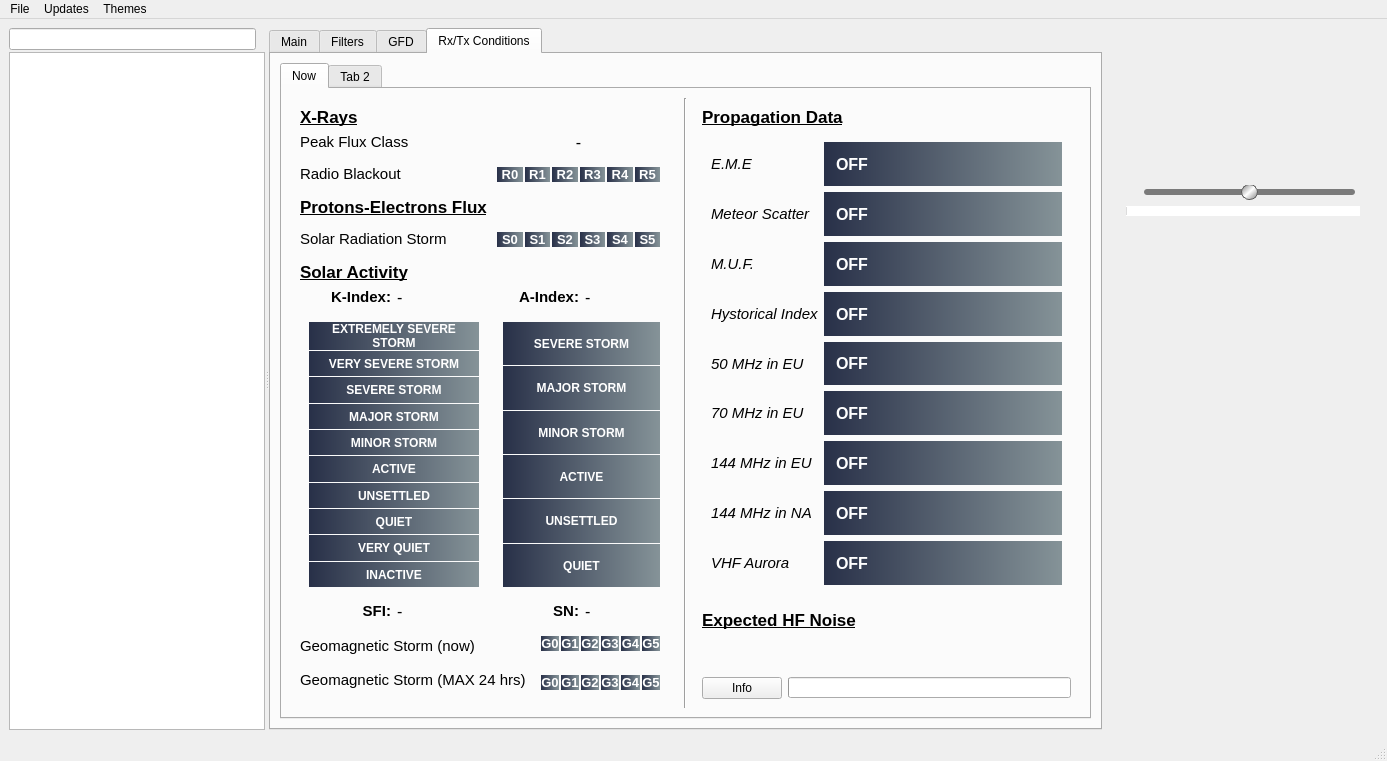
Qt form artemis.ui (vbrizgamnk/Artemis) before a commit.
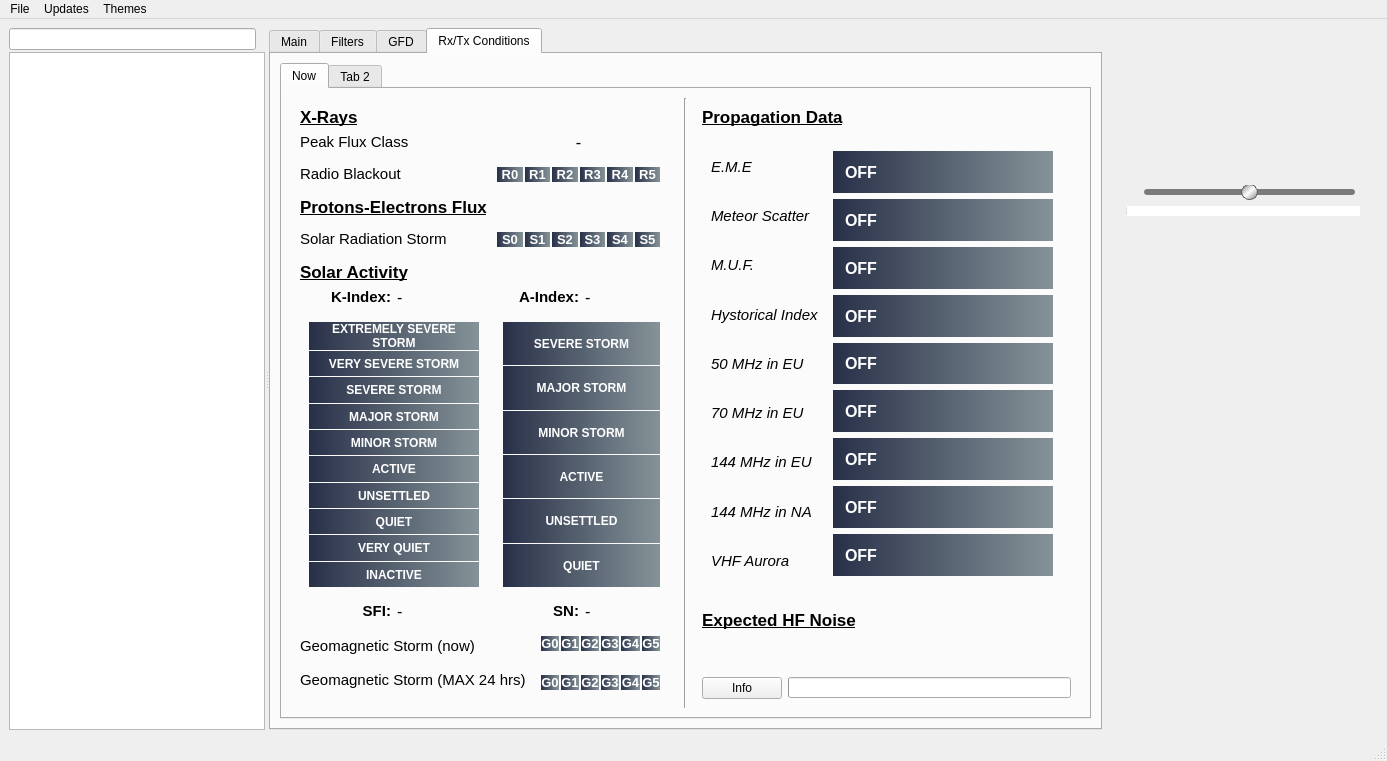
The same form after that commit. The open tabs and pages were chosen to show the change. Icons and pictures are not drawn. Custom widgets are drawn as their Qt base class.

Commit message: Fix bug in download_window.py. Set fixed aspect ratio for forecast images.

```diff
--- a/artemis.ui
+++ b/artemis.ui
@@ -6119,7 +6119,7 @@
                  <verstretch>0</verstretch>
                 </sizepolicy>
                </property>
-               <layout class="QVBoxLayout" name="verticalLayout_10">
+               <layout class="QVBoxLayout" name="verticalLayout_13">
                 <item>
                  <widget class="QLabel" name="label_22">
                   <property name="font">
@@ -6144,6 +6144,9 @@
                    </sizepolicy>
                   </property>
                   <layout class="QGridLayout" name="gridLayout_23">
+                   <property name="verticalSpacing">
+                    <number>0</number>
+                   </property>
                    <item row="0" column="0">
                     <widget class="QLabel" name="label_23">
                      <property name="sizePolicy">
@@ -6163,30 +6166,6 @@
                      </property>
                     </widget>
                    </item>
-                   <item row="0" column="1">
-                    <widget class="QLabel" name="forecast_lbl_0">
-                     <property name="font">
-                      <font>
-                       <pointsize>12</pointsize>
-                       <weight>75</weight>
-                       <bold>true</bold>
-                      </font>
-                     </property>
-                     <property name="styleSheet">
-                      <string notr="true">color:#ffffff;
-background-color: qlineargradient(x1: 0, y1: 0, x2: 1, y2: 0,stop:0 #283048 ,stop: 1 #859398);</string>
-                     </property>
-                     <property name="text">
-                      <string>OFF</string>
-                     </property>
-                     <property name="alignment">
-                      <set>Qt::AlignLeading|Qt::AlignLeft|Qt::AlignVCenter</set>
-                     </property>
-                     <property name="indent">
-                      <number>12</number>
-                     </property>
-                    </widget>
-                   </item>
                    <item row="1" column="0">
                     <widget class="QLabel" name="label_24">
                      <property name="sizePolicy">
@@ -6206,30 +6185,6 @@
                      </property>
                     </widget>
                    </item>
-                   <item row="1" column="1">
-                    <widget class="QLabel" name="forecast_lbl_1">
-                     <property name="font">
-                      <font>
-                       <pointsize>12</pointsize>
-                       <weight>75</weight>
-                       <bold>true</bold>
-                      </font>
-                     </property>
-                     <property name="styleSheet">
-                      <string notr="true">color:#ffffff;
-background-color: qlineargradient(x1: 0, y1: 0, x2: 1, y2: 0,stop:0 #283048 ,stop: 1 #859398);</string>
-                     </property>
-                     <property name="text">
-                      <string>OFF</string>
-                     </property>
-                     <property name="alignment">
-                      <set>Qt::AlignLeading|Qt::AlignLeft|Qt::AlignVCenter</set>
-                     </property>
-                     <property name="indent">
-                      <number>12</number>
-                     </property>
-                    </widget>
-                   </item>
                    <item row="2" column="0">
                     <widget class="QLabel" name="label_25">
                      <property name="sizePolicy">
@@ -6249,30 +6204,6 @@
                      </property>
                     </widget>
                    </item>
-                   <item row="2" column="1">
-                    <widget class="QLabel" name="forecast_lbl_2">
-                     <property name="font">
-                      <font>
-                       <pointsize>12</pointsize>
-                       <weight>75</weight>
-                       <bold>true</bold>
-                      </font>
-                     </property>
-                     <property name="styleSheet">
-                      <string notr="true">color:#ffffff;
-background-color: qlineargradient(x1: 0, y1: 0, x2: 1, y2: 0,stop:0 #283048 ,stop: 1 #859398);</string>
-                     </property>
-                     <property name="text">
-                      <string>OFF</string>
-                     </property>
-                     <property name="alignment">
-                      <set>Qt::AlignLeading|Qt::AlignLeft|Qt::AlignVCenter</set>
-                     </property>
-                     <property name="indent">
-                      <number>12</number>
-                     </property>
-                    </widget>
-                   </item>
                    <item row="3" column="0">
                     <widget class="QLabel" name="label_26">
                      <property name="sizePolicy">
@@ -6292,30 +6223,6 @@
                      </property>
                     </widget>
                    </item>
-                   <item row="3" column="1">
-                    <widget class="QLabel" name="forecast_lbl_3">
-                     <property name="font">
-                      <font>
-                       <pointsize>12</pointsize>
-                       <weight>75</weight>
-                       <bold>true</bold>
-                      </font>
-                     </property>
-                     <property name="styleSheet">
-                      <string notr="true">color:#ffffff;
-background-color: qlineargradient(x1: 0, y1: 0, x2: 1, y2: 0,stop:0 #283048 ,stop: 1 #859398);</string>
-                     </property>
-                     <property name="text">
-                      <string>OFF</string>
-                     </property>
-                     <property name="alignment">
-                      <set>Qt::AlignLeading|Qt::AlignLeft|Qt::AlignVCenter</set>
-                     </property>
-                     <property name="indent">
-                      <number>12</number>
-                     </property>
-                    </widget>
-                   </item>
                    <item row="4" column="0">
                     <widget class="QLabel" name="label_27">
                      <property name="sizePolicy">
@@ -6335,30 +6242,6 @@
                      </property>
                     </widget>
                    </item>
-                   <item row="4" column="1">
-                    <widget class="QLabel" name="forecast_lbl_4">
-                     <property name="font">
-                      <font>
-                       <pointsize>12</pointsize>
-                       <weight>75</weight>
-                       <bold>true</bold>
-                      </font>
-                     </property>
-                     <property name="styleSheet">
-                      <string notr="true">color:#ffffff;
-background-color: qlineargradient(x1: 0, y1: 0, x2: 1, y2: 0,stop:0 #283048 ,stop: 1 #859398);</string>
-                     </property>
-                     <property name="text">
-                      <string>OFF</string>
-                     </property>
-                     <property name="alignment">
-                      <set>Qt::AlignLeading|Qt::AlignLeft|Qt::AlignVCenter</set>
-                     </property>
-                     <property name="indent">
-                      <number>12</number>
-                     </property>
-                    </widget>
-                   </item>
                    <item row="5" column="0">
                     <widget class="QLabel" name="label_28">
                      <property name="sizePolicy">
@@ -6378,30 +6261,6 @@
                      </property>
                     </widget>
                    </item>
-                   <item row="5" column="1">
-                    <widget class="QLabel" name="forecast_lbl_5">
-                     <property name="font">
-                      <font>
-                       <pointsize>12</pointsize>
-                       <weight>75</weight>
-                       <bold>true</bold>
-                      </font>
-                     </property>
-                     <property name="styleSheet">
-                      <string notr="true">color:#ffffff;
-background-color: qlineargradient(x1: 0, y1: 0, x2: 1, y2: 0,stop:0 #283048 ,stop: 1 #859398);</string>
-                     </property>
-                     <property name="text">
-                      <string>OFF</string>
-                     </property>
-                     <property name="alignment">
-                      <set>Qt::AlignLeading|Qt::AlignLeft|Qt::AlignVCenter</set>
-                     </property>
-                     <property name="indent">
-                      <number>12</number>
-                     </property>
-                    </widget>
-                   </item>
                    <item row="6" column="0">
                     <widget class="QLabel" name="label_31">
                      <property name="sizePolicy">
@@ -6421,7 +6280,7 @@
                      </property>
                     </widget>
                    </item>
-                   <item row="8" column="0">
+                   <item row="7" column="0">
                     <widget class="QLabel" name="label_32">
                      <property name="sizePolicy">
                       <sizepolicy hsizetype="Maximum" vsizetype="Preferred">
@@ -6440,31 +6299,7 @@
                      </property>
                     </widget>
                    </item>
-                   <item row="8" column="1">
-                    <widget class="QLabel" name="forecast_lbl_7">
-                     <property name="font">
-                      <font>
-                       <pointsize>12</pointsize>
-                       <weight>75</weight>
-                       <bold>true</bold>
-                      </font>
-                     </property>
-                     <property name="styleSheet">
-                      <string notr="true">color:#ffffff;
-background-color: qlineargradient(x1: 0, y1: 0, x2: 1, y2: 0,stop:0 #283048 ,stop: 1 #859398);</string>
-                     </property>
-                     <property name="text">
-                      <string>OFF</string>
-                     </property>
-                     <property name="alignment">
-                      <set>Qt::AlignLeading|Qt::AlignLeft|Qt::AlignVCenter</set>
-                     </property>
-                     <property name="indent">
-                      <number>12</number>
-                     </property>
-                    </widget>
-                   </item>
-                   <item row="9" column="0">
+                   <item row="8" column="0">
                     <widget class="QLabel" name="label_33">
                      <property name="sizePolicy">
                       <sizepolicy hsizetype="Maximum" vsizetype="Preferred">
@@ -6483,52 +6318,292 @@
                      </property>
                     </widget>
                    </item>
-                   <item row="9" column="1">
-                    <widget class="QLabel" name="forecast_lbl_8">
-                     <property name="font">
-                      <font>
-                       <pointsize>12</pointsize>
-                       <weight>75</weight>
-                       <bold>true</bold>
-                      </font>
+                   <item row="0" column="1" rowspan="9">
+                    <widget class="FixedAspectRatioWidget" name="forecast_label_container" native="true">
+                     <property name="sizePolicy">
+                      <sizepolicy hsizetype="Preferred" vsizetype="Preferred">
+                       <horstretch>0</horstretch>
+                       <verstretch>0</verstretch>
+                      </sizepolicy>
                      </property>
-                     <property name="styleSheet">
-                      <string notr="true">color:#ffffff;
+                     <layout class="QVBoxLayout" name="verticalLayout_10">
+                      <item>
+                       <widget class="FixedAspectRatioLabel" name="forecast_lbl_0">
+                        <property name="sizePolicy">
+                         <sizepolicy hsizetype="Preferred" vsizetype="Preferred">
+                          <horstretch>0</horstretch>
+                          <verstretch>0</verstretch>
+                         </sizepolicy>
+                        </property>
+                        <property name="font">
+                         <font>
+                          <pointsize>12</pointsize>
+                          <weight>75</weight>
+                          <bold>true</bold>
+                         </font>
+                        </property>
+                        <property name="focusPolicy">
+                         <enum>Qt::NoFocus</enum>
+                        </property>
+                        <property name="styleSheet">
+                         <string notr="true">color:#ffffff;
 background-color: qlineargradient(x1: 0, y1: 0, x2: 1, y2: 0,stop:0 #283048 ,stop: 1 #859398);</string>
-                     </property>
-                     <property name="text">
-                      <string>OFF</string>
-                     </property>
-                     <property name="alignment">
-                      <set>Qt::AlignLeading|Qt::AlignLeft|Qt::AlignVCenter</set>
-                     </property>
-                     <property name="indent">
-                      <number>12</number>
-                     </property>
-                    </widget>
-                   </item>
-                   <item row="6" column="1">
-                    <widget class="QLabel" name="forecast_lbl_6">
-                     <property name="font">
-                      <font>
-                       <pointsize>12</pointsize>
-                       <weight>75</weight>
-                       <bold>true</bold>
-                      </font>
-                     </property>
-                     <property name="styleSheet">
-                      <string notr="true">color:#ffffff;
+                        </property>
+                        <property name="text">
+                         <string>OFF</string>
+                        </property>
+                        <property name="alignment">
+                         <set>Qt::AlignLeading|Qt::AlignLeft|Qt::AlignVCenter</set>
+                        </property>
+                        <property name="margin">
+                         <number>0</number>
+                        </property>
+                        <property name="indent">
+                         <number>12</number>
+                        </property>
+                       </widget>
+                      </item>
+                      <item>
+                       <widget class="FixedAspectRatioLabel" name="forecast_lbl_1">
+                        <property name="sizePolicy">
+                         <sizepolicy hsizetype="Preferred" vsizetype="Preferred">
+                          <horstretch>0</horstretch>
+                          <verstretch>0</verstretch>
+                         </sizepolicy>
+                        </property>
+                        <property name="font">
+                         <font>
+                          <pointsize>12</pointsize>
+                          <weight>75</weight>
+                          <bold>true</bold>
+                         </font>
+                        </property>
+                        <property name="styleSheet">
+                         <string notr="true">color:#ffffff;
 background-color: qlineargradient(x1: 0, y1: 0, x2: 1, y2: 0,stop:0 #283048 ,stop: 1 #859398);</string>
-                     </property>
-                     <property name="text">
-                      <string>OFF</string>
-                     </property>
-                     <property name="alignment">
-                      <set>Qt::AlignLeading|Qt::AlignLeft|Qt::AlignVCenter</set>
-                     </property>
-                     <property name="indent">
-                      <number>12</number>
-                     </property>
+                        </property>
+                        <property name="text">
+                         <string>OFF</string>
+                        </property>
+                        <property name="alignment">
+                         <set>Qt::AlignLeading|Qt::AlignLeft|Qt::AlignVCenter</set>
+                        </property>
+                        <property name="indent">
+                         <number>12</number>
+                        </property>
+                       </widget>
+                      </item>
+                      <item>
+                       <widget class="FixedAspectRatioLabel" name="forecast_lbl_2">
+                        <property name="sizePolicy">
+                         <sizepolicy hsizetype="Preferred" vsizetype="Preferred">
+                          <horstretch>0</horstretch>
+                          <verstretch>0</verstretch>
+                         </sizepolicy>
+                        </property>
+                        <property name="font">
+                         <font>
+                          <pointsize>12</pointsize>
+                          <weight>75</weight>
+                          <bold>true</bold>
+                         </font>
+                        </property>
+                        <property name="styleSheet">
+                         <string notr="true">color:#ffffff;
+background-color: qlineargradient(x1: 0, y1: 0, x2: 1, y2: 0,stop:0 #283048 ,stop: 1 #859398);</string>
+                        </property>
+                        <property name="text">
+                         <string>OFF</string>
+                        </property>
+                        <property name="alignment">
+                         <set>Qt::AlignLeading|Qt::AlignLeft|Qt::AlignVCenter</set>
+                        </property>
+                        <property name="indent">
+                         <number>12</number>
+                        </property>
+                       </widget>
+                      </item>
+                      <item>
+                       <widget class="FixedAspectRatioLabel" name="forecast_lbl_3">
+                        <property name="sizePolicy">
+                         <sizepolicy hsizetype="Preferred" vsizetype="Preferred">
+                          <horstretch>0</horstretch>
+                          <verstretch>0</verstretch>
+                         </sizepolicy>
+                        </property>
+                        <property name="font">
+                         <font>
+                          <pointsize>12</pointsize>
+                          <weight>75</weight>
+                          <bold>true</bold>
+                         </font>
+                        </property>
+                        <property name="styleSheet">
+                         <string notr="true">color:#ffffff;
+background-color: qlineargradient(x1: 0, y1: 0, x2: 1, y2: 0,stop:0 #283048 ,stop: 1 #859398);</string>
+                        </property>
+                        <property name="text">
+                         <string>OFF</string>
+                        </property>
+                        <property name="alignment">
+                         <set>Qt::AlignLeading|Qt::AlignLeft|Qt::AlignVCenter</set>
+                        </property>
+                        <property name="indent">
+                         <number>12</number>
+                        </property>
+                       </widget>
+                      </item>
+                      <item>
+                       <widget class="FixedAspectRatioLabel" name="forecast_lbl_4">
+                        <property name="sizePolicy">
+                         <sizepolicy hsizetype="Preferred" vsizetype="Preferred">
+                          <horstretch>0</horstretch>
+                          <verstretch>0</verstretch>
+                         </sizepolicy>
+                        </property>
+                        <property name="font">
+                         <font>
+                          <pointsize>12</pointsize>
+                          <weight>75</weight>
+                          <bold>true</bold>
+                         </font>
+                        </property>
+                        <property name="styleSheet">
+                         <string notr="true">color:#ffffff;
+background-color: qlineargradient(x1: 0, y1: 0, x2: 1, y2: 0,stop:0 #283048 ,stop: 1 #859398);</string>
+                        </property>
+                        <property name="text">
+                         <string>OFF</string>
+                        </property>
+                        <property name="alignment">
+                         <set>Qt::AlignLeading|Qt::AlignLeft|Qt::AlignVCenter</set>
+                        </property>
+                        <property name="indent">
+                         <number>12</number>
+                        </property>
+                       </widget>
+                      </item>
+                      <item>
+                       <widget class="FixedAspectRatioLabel" name="forecast_lbl_5">
+                        <property name="sizePolicy">
+                         <sizepolicy hsizetype="Preferred" vsizetype="Preferred">
+                          <horstretch>0</horstretch>
+                          <verstretch>0</verstretch>
+                         </sizepolicy>
+                        </property>
+                        <property name="font">
+                         <font>
+                          <pointsize>12</pointsize>
+                          <weight>75</weight>
+                          <bold>true</bold>
+                         </font>
+                        </property>
+                        <property name="styleSheet">
+                         <string notr="true">color:#ffffff;
+background-color: qlineargradient(x1: 0, y1: 0, x2: 1, y2: 0,stop:0 #283048 ,stop: 1 #859398);</string>
+                        </property>
+                        <property name="text">
+                         <string>OFF</string>
+                        </property>
+                        <property name="alignment">
+                         <set>Qt::AlignLeading|Qt::AlignLeft|Qt::AlignVCenter</set>
+                        </property>
+                        <property name="indent">
+                         <number>12</number>
+                        </property>
+                       </widget>
+                      </item>
+                      <item>
+                       <widget class="FixedAspectRatioLabel" name="forecast_lbl_6">
+                        <property name="sizePolicy">
+                         <sizepolicy hsizetype="Preferred" vsizetype="Preferred">
+                          <horstretch>0</horstretch>
+                          <verstretch>0</verstretch>
+                         </sizepolicy>
+                        </property>
+                        <property name="font">
+                         <font>
+                          <pointsize>12</pointsize>
+                          <weight>75</weight>
+                          <bold>true</bold>
+                         </font>
+                        </property>
+                        <property name="styleSheet">
+                         <string notr="true">color:#ffffff;
+background-color: qlineargradient(x1: 0, y1: 0, x2: 1, y2: 0,stop:0 #283048 ,stop: 1 #859398);</string>
+                        </property>
+                        <property name="text">
+                         <string>OFF</string>
+                        </property>
+                        <property name="alignment">
+                         <set>Qt::AlignLeading|Qt::AlignLeft|Qt::AlignVCenter</set>
+                        </property>
+                        <property name="indent">
+                         <number>12</number>
+                        </property>
+                       </widget>
+                      </item>
+                      <item>
+                       <widget class="FixedAspectRatioLabel" name="forecast_lbl_7">
+                        <property name="sizePolicy">
+                         <sizepolicy hsizetype="Preferred" vsizetype="Preferred">
+                          <horstretch>0</horstretch>
+                          <verstretch>0</verstretch>
+                         </sizepolicy>
+                        </property>
+                        <property name="font">
+                         <font>
+                          <pointsize>12</pointsize>
+                          <weight>75</weight>
+                          <bold>true</bold>
+                         </font>
+                        </property>
+                        <property name="styleSheet">
+                         <string notr="true">color:#ffffff;
+background-color: qlineargradient(x1: 0, y1: 0, x2: 1, y2: 0,stop:0 #283048 ,stop: 1 #859398);</string>
+                        </property>
+                        <property name="text">
+                         <string>OFF</string>
+                        </property>
+                        <property name="alignment">
+                         <set>Qt::AlignLeading|Qt::AlignLeft|Qt::AlignVCenter</set>
+                        </property>
+                        <property name="indent">
+                         <number>12</number>
+                        </property>
+                       </widget>
+                      </item>
+                      <item>
+                       <widget class="FixedAspectRatioLabel" name="forecast_lbl_8">
+                        <property name="sizePolicy">
+                         <sizepolicy hsizetype="Preferred" vsizetype="Preferred">
+                          <horstretch>0</horstretch>
+                          <verstretch>0</verstretch>
+                         </sizepolicy>
+                        </property>
+                        <property name="font">
+                         <font>
+                          <pointsize>12</pointsize>
+                          <weight>75</weight>
+                          <bold>true</bold>
+                         </font>
+                        </property>
+                        <property name="styleSheet">
+                         <string notr="true">color:#ffffff;
+background-color: qlineargradient(x1: 0, y1: 0, x2: 1, y2: 0,stop:0 #283048 ,stop: 1 #859398);</string>
+                        </property>
+                        <property name="text">
+                         <string>OFF</string>
+                        </property>
+                        <property name="alignment">
+                         <set>Qt::AlignLeading|Qt::AlignLeft|Qt::AlignVCenter</set>
+                        </property>
+                        <property name="indent">
+                         <number>12</number>
+                        </property>
+                       </widget>
+                      </item>
+                     </layout>
                     </widget>
                    </item>
                   </layout>
@@ -6588,27 +6663,63 @@
                  </spacer>
                 </item>
                 <item>
-                 <widget class="QLabel" name="expected_noise_lbl">
-                  <property name="sizePolicy">
-                   <sizepolicy hsizetype="Preferred" vsizetype="Minimum">
-                    <horstretch>0</horstretch>
-                    <verstretch>0</verstretch>
-                   </sizepolicy>
-                  </property>
-                  <property name="font">
-                   <font>
-                    <pointsize>13</pointsize>
-                    <weight>75</weight>
-                    <bold>true</bold>
-                   </font>
-                  </property>
-                  <property name="text">
-                   <string/>
-                  </property>
-                  <property name="alignment">
-                   <set>Qt::AlignCenter</set>
-                  </property>
-                 </widget>
+                 <layout class="QHBoxLayout" name="horizontalLayout_41">
+                  <item>
+                   <spacer name="horizontalSpacer_21">
+                    <property name="orientation">
+                     <enum>Qt::Horizontal</enum>
+                    </property>
+                    <property name="sizeType">
+                     <enum>QSizePolicy::Maximum</enum>
+                    </property>
+                    <property name="sizeHint" stdset="0">
+                     <size>
+                      <width>40</width>
+                      <height>20</height>
+                     </size>
+                    </property>
+                   </spacer>
+                  </item>
+                  <item>
+                   <widget class="QLabel" name="expected_noise_lbl">
+                    <property name="sizePolicy">
+                     <sizepolicy hsizetype="Maximum" vsizetype="Minimum">
+                      <horstretch>0</horstretch>
+                      <verstretch>0</verstretch>
+                     </sizepolicy>
+                    </property>
+                    <property name="font">
+                     <font>
+                      <pointsize>13</pointsize>
+                      <weight>75</weight>
+                      <bold>true</bold>
+                     </font>
+                    </property>
+                    <property name="text">
+                     <string/>
+                    </property>
+                    <property name="alignment">
+                     <set>Qt::AlignCenter</set>
+                    </property>
+                   </widget>
+                  </item>
+                  <item>
+                   <spacer name="horizontalSpacer_22">
+                    <property name="orientation">
+                     <enum>Qt::Horizontal</enum>
+                    </property>
+                    <property name="sizeType">
+                     <enum>QSizePolicy::Maximum</enum>
+                    </property>
+                    <property name="sizeHint" stdset="0">
+                     <size>
+                      <width>40</width>
+                      <height>20</height>
+                     </size>
+                    </property>
+                   </spacer>
+                  </item>
+                 </layout>
                 </item>
                 <item>
                  <spacer name="verticalSpacer_8">
@@ -7018,6 +7129,17 @@
    <extends>QProgressBar</extends>
    <header>clickable_progress_bar.h</header>
   </customwidget>
+  <customwidget>
+   <class>FixedAspectRatioWidget</class>
+   <extends>QWidget</extends>
+   <header>fixed_aspect_ratio_widget.h</header>
+   <container>1</container>
+  </customwidget>
+  <customwidget>
+   <class>FixedAspectRatioLabel</class>
+   <extends>QLabel</extends>
+   <header>fixed_aspect_ratio_label.h</header>
+  </customwidget>
  </customwidgets>
  <resources>
   <include location="icon.qrc"/>
```
The commit also changes 6 other files.
